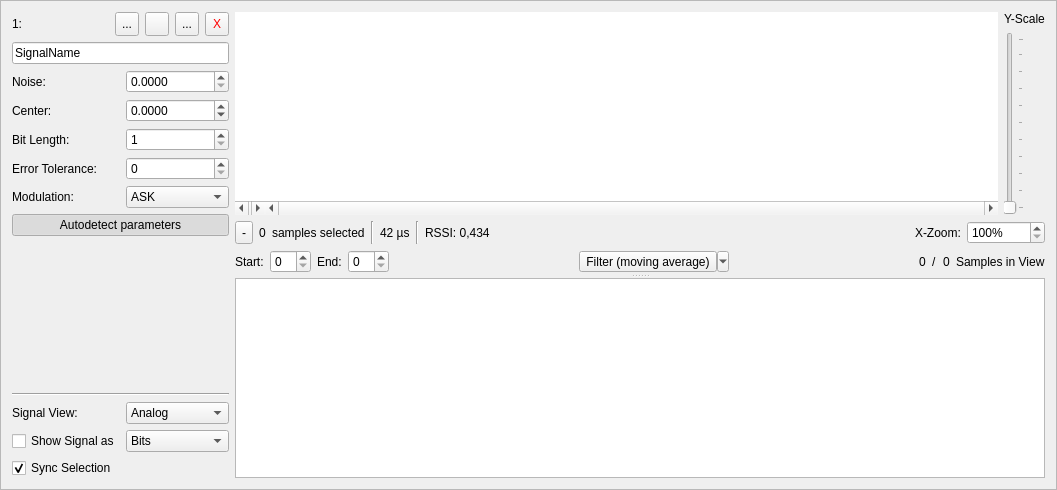
First picture: the form in ui/signal_frame.ui, repository jopohl/urh, before the edit.
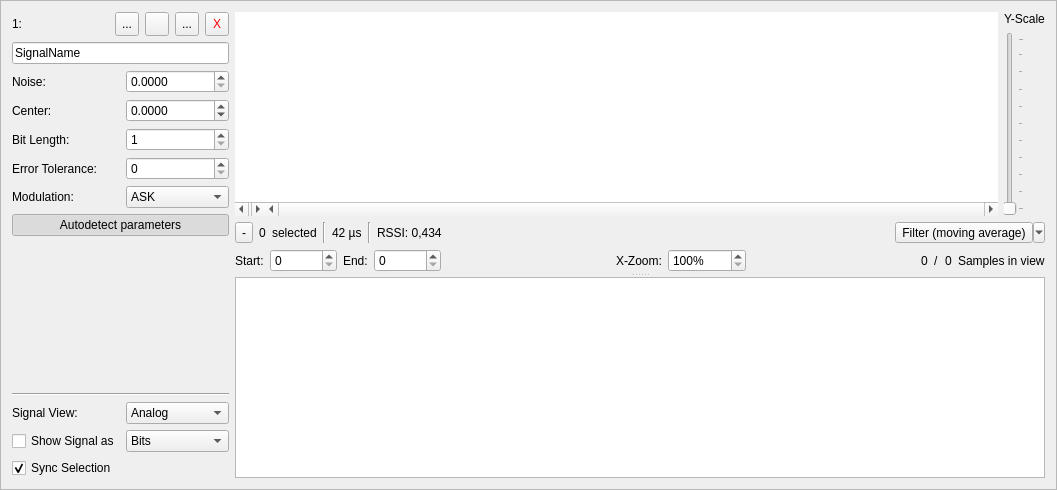
Second picture: the form after the edit. Icons and pictures are not drawn. Custom widgets are drawn as their Qt base class.

Commit message: add undo redo for filter action

Patch:
```diff
--- a/ui/signal_frame.ui
+++ b/ui/signal_frame.ui
@@ -787,12 +787,6 @@
              <verstretch>0</verstretch>
             </sizepolicy>
            </property>
-           <property name="minimumSize">
-            <size>
-             <width>15</width>
-             <height>0</height>
-            </size>
-           </property>
            <property name="autoFillBackground">
             <bool>false</bool>
            </property>
@@ -827,7 +821,7 @@
             <string>Number of currently selected samples.</string>
            </property>
            <property name="text">
-            <string>samples selected</string>
+            <string>selected</string>
            </property>
           </widget>
          </item>
@@ -876,6 +870,77 @@
           </spacer>
          </item>
          <item>
+          <widget class="QToolButton" name="btnFilter">
+           <property name="text">
+            <string>Filter (moving average)</string>
+           </property>
+           <property name="icon">
+            <iconset theme="view-filter">
+             <normaloff>.</normaloff>.</iconset>
+           </property>
+           <property name="popupMode">
+            <enum>QToolButton::MenuButtonPopup</enum>
+           </property>
+           <property name="toolButtonStyle">
+            <enum>Qt::ToolButtonTextBesideIcon</enum>
+           </property>
+           <property name="arrowType">
+            <enum>Qt::NoArrow</enum>
+           </property>
+          </widget>
+         </item>
+        </layout>
+       </item>
+       <item>
+        <layout class="QHBoxLayout" name="additionalInfos">
+         <property name="spacing">
+          <number>6</number>
+         </property>
+         <item>
+          <widget class="QLabel" name="lStart">
+           <property name="text">
+            <string>Start:</string>
+           </property>
+          </widget>
+         </item>
+         <item>
+          <widget class="QSpinBox" name="spinBoxSelectionStart">
+           <property name="readOnly">
+            <bool>false</bool>
+           </property>
+           <property name="maximum">
+            <number>99999999</number>
+           </property>
+          </widget>
+         </item>
+         <item>
+          <widget class="QLabel" name="lEnd">
+           <property name="text">
+            <string>End:</string>
+           </property>
+          </widget>
+         </item>
+         <item>
+          <widget class="QSpinBox" name="spinBoxSelectionEnd">
+           <property name="maximum">
+            <number>99999999</number>
+           </property>
+          </widget>
+         </item>
+         <item>
+          <spacer name="horizontalSpacer">
+           <property name="orientation">
+            <enum>Qt::Horizontal</enum>
+           </property>
+           <property name="sizeHint" stdset="0">
+            <size>
+             <width>40</width>
+             <height>20</height>
+            </size>
+           </property>
+          </spacer>
+         </item>
+         <item>
           <widget class="QLabel" name="lZoomText">
            <property name="sizePolicy">
             <sizepolicy hsizetype="Minimum" vsizetype="Minimum">
@@ -931,70 +996,6 @@
            </property>
           </widget>
          </item>
-        </layout>
-       </item>
-       <item>
-        <layout class="QHBoxLayout" name="additionalInfos">
-         <property name="spacing">
-          <number>6</number>
-         </property>
-         <item>
-          <widget class="QLabel" name="lStart">
-           <property name="text">
-            <string>Start:</string>
-           </property>
-          </widget>
-         </item>
-         <item>
-          <widget class="QSpinBox" name="spinBoxSelectionStart">
-           <property name="readOnly">
-            <bool>false</bool>
-           </property>
-          </widget>
-         </item>
-         <item>
-          <widget class="QLabel" name="lEnd">
-           <property name="text">
-            <string>End:</string>
-           </property>
-          </widget>
-         </item>
-         <item>
-          <widget class="QSpinBox" name="spinBoxSelectionEnd"/>
-         </item>
-         <item>
-          <spacer name="horizontalSpacer">
-           <property name="orientation">
-            <enum>Qt::Horizontal</enum>
-           </property>
-           <property name="sizeHint" stdset="0">
-            <size>
-             <width>40</width>
-             <height>20</height>
-            </size>
-           </property>
-          </spacer>
-         </item>
-         <item>
-          <widget class="QToolButton" name="btnFilter">
-           <property name="text">
-            <string>Filter (moving average)</string>
-           </property>
-           <property name="icon">
-            <iconset theme="view-filter">
-             <normaloff>.</normaloff>.</iconset>
-           </property>
-           <property name="popupMode">
-            <enum>QToolButton::MenuButtonPopup</enum>
-           </property>
-           <property name="toolButtonStyle">
-            <enum>Qt::ToolButtonTextBesideIcon</enum>
-           </property>
-           <property name="arrowType">
-            <enum>Qt::NoArrow</enum>
-           </property>
-          </widget>
-         </item>
          <item>
           <spacer name="horizontalSpacer_2">
            <property name="orientation">
@@ -1032,7 +1033,7 @@
          <item>
           <widget class="QLabel" name="lSamplesViewText">
            <property name="text">
-            <string>Samples in View</string>
+            <string>Samples in view</string>
            </property>
           </widget>
          </item>
```
Left out of the diff: 1 changed line with no effect on the pictures. The commit also changes 6 other files.
